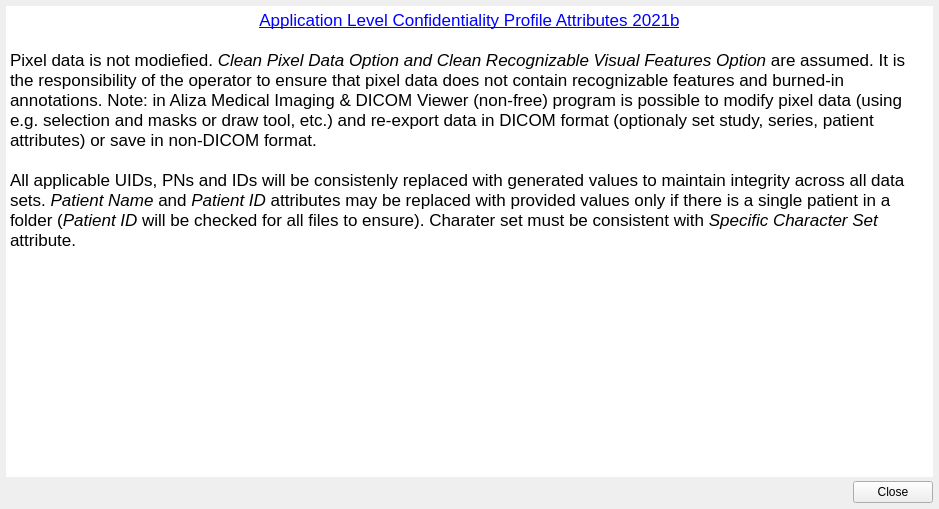
Old version of the form browser/helpwidget.ui in the repository AlizaMedicalImaging/AlizaMS.
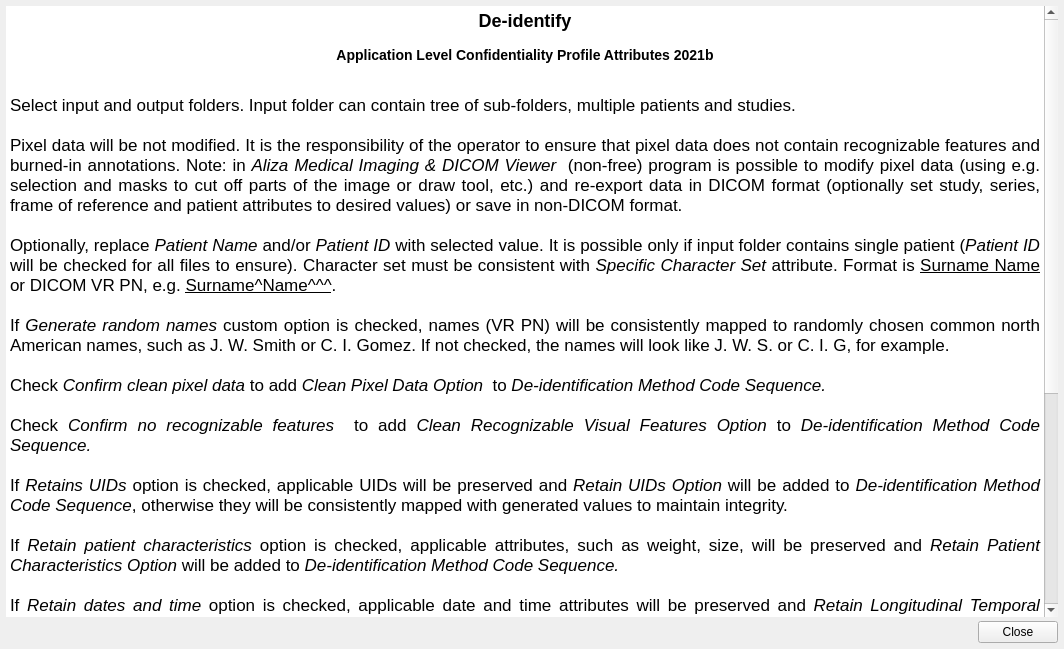
New version of the form.

Commit message: wip de-identify

The edit to the form file:
```diff
--- a/browser/helpwidget.ui
+++ b/browser/helpwidget.ui
@@ -9,8 +9,8 @@
    <rect>
     <x>0</x>
     <y>0</y>
-    <width>939</width>
-    <height>509</height>
+    <width>1064</width>
+    <height>649</height>
    </rect>
   </property>
   <property name="windowTitle">
@@ -39,20 +39,36 @@
 &lt;html&gt;&lt;head&gt;&lt;meta name=&quot;qrichtext&quot; content=&quot;1&quot; /&gt;&lt;style type=&quot;text/css&quot;&gt;
 p, li { white-space: pre-wrap; }
 &lt;/style&gt;&lt;/head&gt;&lt;body style=&quot; font-family:'Cantarell'; font-size:13pt; font-weight:400; font-style:normal;&quot;&gt;
-&lt;p align=&quot;center&quot; style=&quot; margin-top:0px; margin-bottom:0px; margin-left:0px; margin-right:0px; -qt-block-indent:0; text-indent:0px;&quot;&gt;&lt;a href=&quot;https://www.aliza-dicom-viewer.com/manual/dicom-specification/application-level-confidentiality-profile-attributes&quot;&gt;&lt;span style=&quot; text-decoration: underline; color:#0000ff;&quot;&gt;Application Level Confidentiality Profile Attributes 2021b&lt;/span&gt;&lt;/a&gt;&lt;/p&gt;
+&lt;p align=&quot;center&quot; style=&quot; margin-top:16px; margin-bottom:12px; margin-left:0px; margin-right:0px; -qt-block-indent:0; text-indent:0px;&quot;&gt;&lt;span style=&quot; font-size:x-large; font-weight:600;&quot;&gt;De-identify&lt;/span&gt;&lt;/p&gt;
+&lt;p align=&quot;center&quot; style=&quot; margin-top:16px; margin-bottom:12px; margin-left:0px; margin-right:0px; -qt-block-indent:0; text-indent:0px;&quot;&gt;&lt;span style=&quot; font-size:large; font-weight:600;&quot;&gt;Application Level Confidentiality Profile Attributes 2021b&lt;/span&gt;&lt;/p&gt;
+&lt;p style=&quot;-qt-paragraph-type:empty; margin-top:0px; margin-bottom:0px; margin-left:0px; margin-right:0px; -qt-block-indent:0; text-indent:0px;&quot;&gt;&lt;br /&gt;&lt;/p&gt;
+&lt;p align=&quot;justify&quot; style=&quot; margin-top:0px; margin-bottom:0px; margin-left:0px; margin-right:0px; -qt-block-indent:0; text-indent:0px;&quot;&gt;Select input and output folders. Input folder can contain tree of sub-folders, multiple patients and studies.&lt;/p&gt;
+&lt;p style=&quot;-qt-paragraph-type:empty; margin-top:0px; margin-bottom:0px; margin-left:0px; margin-right:0px; -qt-block-indent:0; text-indent:0px;&quot;&gt;&lt;br /&gt;&lt;/p&gt;
+&lt;p align=&quot;justify&quot; style=&quot; margin-top:0px; margin-bottom:0px; margin-left:0px; margin-right:0px; -qt-block-indent:0; text-indent:0px;&quot;&gt;Pixel data will be not modified. It is the responsibility of the operator to ensure that pixel data does not contain recognizable features and burned-in annotations. Note: in &lt;span style=&quot; font-style:italic;&quot;&gt;Aliza Medical Imaging &amp;amp; DICOM Viewer&lt;/span&gt;  (non-free) program is possible to modify pixel data (using e.g. selection and masks to cut off parts of the image or draw tool, etc.) and re-export data in DICOM format (optionally set study, series, frame of reference and patient attributes to desired values) or save in non-DICOM format.&lt;/p&gt;
+&lt;p style=&quot;-qt-paragraph-type:empty; margin-top:0px; margin-bottom:0px; margin-left:0px; margin-right:0px; -qt-block-indent:0; text-indent:0px;&quot;&gt;&lt;br /&gt;&lt;/p&gt;
+&lt;p align=&quot;justify&quot; style=&quot; margin-top:0px; margin-bottom:0px; margin-left:0px; margin-right:0px; -qt-block-indent:0; text-indent:0px;&quot;&gt;Optionally, replace &lt;span style=&quot; font-style:italic;&quot;&gt;Patient Name&lt;/span&gt; and/or &lt;span style=&quot; font-style:italic;&quot;&gt;Patient ID&lt;/span&gt; with selected value. It is possible only if input folder contains single patient (&lt;span style=&quot; font-style:italic;&quot;&gt;Patient ID&lt;/span&gt; will be checked for all files to ensure). Character set must be consistent with &lt;span style=&quot; font-style:italic;&quot;&gt;Specific Character Set &lt;/span&gt;attribute. Format is &lt;span style=&quot; text-decoration: underline;&quot;&gt;Surname Name&lt;/span&gt; or DICOM VR PN, e.g. &lt;span style=&quot; text-decoration: underline;&quot;&gt;Surname^Name^^^&lt;/span&gt;.&lt;/p&gt;
+&lt;p style=&quot;-qt-paragraph-type:empty; margin-top:0px; margin-bottom:0px; margin-left:0px; margin-right:0px; -qt-block-indent:0; text-indent:0px;&quot;&gt;&lt;br /&gt;&lt;/p&gt;
+&lt;p align=&quot;justify&quot; style=&quot; margin-top:0px; margin-bottom:0px; margin-left:0px; margin-right:0px; -qt-block-indent:0; text-indent:0px;&quot;&gt;If &lt;span style=&quot; font-style:italic;&quot;&gt;Generate random names&lt;/span&gt; custom option is checked, names (VR PN) will be consistently mapped to randomly chosen common north American names, such as J. W. Smith or C. I. Gomez. If not checked, the names will look like J. W. S. or C. I. G, for example. &lt;/p&gt;
+&lt;p style=&quot;-qt-paragraph-type:empty; margin-top:0px; margin-bottom:0px; margin-left:0px; margin-right:0px; -qt-block-indent:0; text-indent:0px;&quot;&gt;&lt;br /&gt;&lt;/p&gt;
+&lt;p align=&quot;justify&quot; style=&quot; margin-top:0px; margin-bottom:0px; margin-left:0px; margin-right:0px; -qt-block-indent:0; text-indent:0px;&quot;&gt;Check &lt;span style=&quot; font-style:italic;&quot;&gt;Confirm clean pixel data&lt;/span&gt; to add &lt;span style=&quot; font-style:italic;&quot;&gt;Clean Pixel Data Option  &lt;/span&gt;to &lt;span style=&quot; font-style:italic;&quot;&gt;De-identification Method Code Sequence.&lt;/span&gt;&lt;/p&gt;
 &lt;p style=&quot;-qt-paragraph-type:empty; margin-top:0px; margin-bottom:0px; margin-left:0px; margin-right:0px; -qt-block-indent:0; text-indent:0px; text-decoration: underline; color:#0000ff;&quot;&gt;&lt;br /&gt;&lt;/p&gt;
-&lt;p style=&quot; margin-top:0px; margin-bottom:0px; margin-left:0px; margin-right:0px; -qt-block-indent:0; text-indent:0px;&quot;&gt;Pixel data is not modiefied. &lt;span style=&quot; font-style:italic;&quot;&gt;Clean Pixel Data Option and Clean Recognizable Visual Features Option&lt;/span&gt; are assumed. It is the responsibility of the operator to ensure that pixel data does not contain recognizable features and burned-in annotations. Note: in Aliza Medical Imaging &amp;amp; DICOM Viewer (non-free) program is possible to modify pixel data (using e.g. selection and masks or draw tool, etc.) and re-export data in DICOM format (optionaly set study, series, patient attributes) or save in non-DICOM format.&lt;/p&gt;
+&lt;p align=&quot;justify&quot; style=&quot; margin-top:0px; margin-bottom:0px; margin-left:0px; margin-right:0px; -qt-block-indent:0; text-indent:0px;&quot;&gt;Check &lt;span style=&quot; font-style:italic;&quot;&gt;Confirm no recognizable features  &lt;/span&gt;to add &lt;span style=&quot; font-style:italic;&quot;&gt;Clean Recognizable Visual Features Option&lt;/span&gt; to &lt;span style=&quot; font-style:italic;&quot;&gt;De-identification Method Code Sequence.&lt;/span&gt;&lt;/p&gt;
+&lt;p style=&quot;-qt-paragraph-type:empty; margin-top:0px; margin-bottom:0px; margin-left:0px; margin-right:0px; -qt-block-indent:0; text-indent:0px; font-style:italic;&quot;&gt;&lt;br /&gt;&lt;/p&gt;
+&lt;p align=&quot;justify&quot; style=&quot; margin-top:0px; margin-bottom:0px; margin-left:0px; margin-right:0px; -qt-block-indent:0; text-indent:0px;&quot;&gt;If &lt;span style=&quot; font-style:italic;&quot;&gt;Retains UIDs&lt;/span&gt; option is checked, applicable UIDs will be preserved and &lt;span style=&quot; font-style:italic;&quot;&gt;Retain UIDs Option&lt;/span&gt; will be added to &lt;span style=&quot; font-style:italic;&quot;&gt;De-identification Method Code Sequence&lt;/span&gt;, otherwise they will be consistently mapped with generated values to maintain integrity.&lt;/p&gt;
 &lt;p style=&quot;-qt-paragraph-type:empty; margin-top:0px; margin-bottom:0px; margin-left:0px; margin-right:0px; -qt-block-indent:0; text-indent:0px;&quot;&gt;&lt;br /&gt;&lt;/p&gt;
-&lt;p style=&quot; margin-top:0px; margin-bottom:0px; margin-left:0px; margin-right:0px; -qt-block-indent:0; text-indent:0px;&quot;&gt;All applicable UIDs, PNs and IDs will be consistenly replaced with generated values to maintain integrity across all data sets. &lt;span style=&quot; font-style:italic;&quot;&gt;Patient Name&lt;/span&gt; and &lt;span style=&quot; font-style:italic;&quot;&gt;Patient ID&lt;/span&gt; attributes may be replaced with provided values only if there is a single patient in a folder (&lt;span style=&quot; font-style:italic;&quot;&gt;Patient ID&lt;/span&gt; will be checked for all files to ensure). Charater set must be consistent with &lt;span style=&quot; font-style:italic;&quot;&gt;Specific Character Set &lt;/span&gt;attribute.&lt;/p&gt;
-&lt;p style=&quot;-qt-paragraph-type:empty; margin-top:0px; margin-bottom:0px; margin-left:0px; margin-right:0px; -qt-block-indent:0; text-indent:0px;&quot;&gt;&lt;br /&gt;&lt;/p&gt;
-&lt;p style=&quot;-qt-paragraph-type:empty; margin-top:0px; margin-bottom:0px; margin-left:0px; margin-right:0px; -qt-block-indent:0; text-indent:0px;&quot;&gt;&lt;br /&gt;&lt;/p&gt;
-&lt;p style=&quot;-qt-paragraph-type:empty; margin-top:0px; margin-bottom:0px; margin-left:0px; margin-right:0px; -qt-block-indent:0; text-indent:0px;&quot;&gt;&lt;br /&gt;&lt;/p&gt;
-&lt;p style=&quot;-qt-paragraph-type:empty; margin-top:0px; margin-bottom:0px; margin-left:0px; margin-right:0px; -qt-block-indent:0; text-indent:0px;&quot;&gt;&lt;br /&gt;&lt;/p&gt;
-&lt;p style=&quot;-qt-paragraph-type:empty; margin-top:0px; margin-bottom:0px; margin-left:0px; margin-right:0px; -qt-block-indent:0; text-indent:0px;&quot;&gt;&lt;br /&gt;&lt;/p&gt;
-&lt;p style=&quot;-qt-paragraph-type:empty; margin-top:0px; margin-bottom:0px; margin-left:0px; margin-right:0px; -qt-block-indent:0; text-indent:0px;&quot;&gt;&lt;br /&gt;&lt;/p&gt;
-&lt;p style=&quot;-qt-paragraph-type:empty; margin-top:0px; margin-bottom:0px; margin-left:0px; margin-right:0px; -qt-block-indent:0; text-indent:0px;&quot;&gt;&lt;br /&gt;&lt;/p&gt;
-&lt;p style=&quot;-qt-paragraph-type:empty; margin-top:0px; margin-bottom:0px; margin-left:0px; margin-right:0px; -qt-block-indent:0; text-indent:0px;&quot;&gt;&lt;br /&gt;&lt;/p&gt;
-&lt;p style=&quot;-qt-paragraph-type:empty; margin-top:0px; margin-bottom:0px; margin-left:0px; margin-right:0px; -qt-block-indent:0; text-indent:0px;&quot;&gt;&lt;br /&gt;&lt;/p&gt;&lt;/body&gt;&lt;/html&gt;</string>
+&lt;p align=&quot;justify&quot; style=&quot; margin-top:0px; margin-bottom:0px; margin-left:0px; margin-right:0px; -qt-block-indent:0; text-indent:0px;&quot;&gt;If &lt;span style=&quot; font-style:italic;&quot;&gt;Retain patient characteristics&lt;/span&gt; option is checked, applicable attributes, such as weight, size, will be preserved and &lt;span style=&quot; font-style:italic;&quot;&gt;Retain Patient Characteristics Option&lt;/span&gt; will be added to &lt;span style=&quot; font-style:italic;&quot;&gt;De-identification Method Code Sequence.&lt;/span&gt;&lt;/p&gt;
+&lt;p style=&quot;-qt-paragraph-type:empty; margin-top:0px; margin-bottom:0px; margin-left:0px; margin-right:0px; -qt-block-indent:0; text-indent:0px; font-style:italic;&quot;&gt;&lt;br /&gt;&lt;/p&gt;
+&lt;p align=&quot;justify&quot; style=&quot; margin-top:0px; margin-bottom:0px; margin-left:0px; margin-right:0px; -qt-block-indent:0; text-indent:0px;&quot;&gt;If &lt;span style=&quot; font-style:italic;&quot;&gt;Retain dates and time &lt;/span&gt;option is checked, applicable date and time attributes will be preserved and &lt;span style=&quot; font-style:italic;&quot;&gt;Retain Longitudinal Temporal Information Full Dates Option &lt;/span&gt;will be added to &lt;span style=&quot; font-style:italic;&quot;&gt;De-identification Method Code Sequence&lt;/span&gt;, otherwise applicable data and time attributes will be consistently modified with some random offset and &lt;span style=&quot; font-style:italic;&quot;&gt;Retain Longitudinal Temporal Information Modified Dates Option&lt;/span&gt; will be added to &lt;span style=&quot; font-style:italic;&quot;&gt;De-identification Method Code Sequence&lt;/span&gt;. Recognizable attributes, e.g. birth date, will be never retained.&lt;/p&gt;
+&lt;p align=&quot;justify&quot; style=&quot;-qt-paragraph-type:empty; margin-top:0px; margin-bottom:0px; margin-left:0px; margin-right:0px; -qt-block-indent:0; text-indent:0px;&quot;&gt;&lt;br /&gt;&lt;/p&gt;
+&lt;p align=&quot;justify&quot; style=&quot; margin-top:0px; margin-bottom:0px; margin-left:0px; margin-right:0px; -qt-block-indent:0; text-indent:0px;&quot;&gt;If &lt;span style=&quot; font-style:italic;&quot;&gt;Retain device identity &lt;/span&gt;option is checked, applicable attributes, such as device ID, will be preserved and &lt;span style=&quot; font-style:italic;&quot;&gt;Retain Device Identity Option&lt;/span&gt; will be added to &lt;span style=&quot; font-style:italic;&quot;&gt;De-identification Method Code Sequence.&lt;/span&gt;&lt;/p&gt;
+&lt;p style=&quot;-qt-paragraph-type:empty; margin-top:0px; margin-bottom:0px; margin-left:0px; margin-right:0px; -qt-block-indent:0; text-indent:0px; font-style:italic;&quot;&gt;&lt;br /&gt;&lt;/p&gt;
+&lt;p align=&quot;justify&quot; style=&quot; margin-top:0px; margin-bottom:0px; margin-left:0px; margin-right:0px; -qt-block-indent:0; text-indent:0px;&quot;&gt;If &lt;span style=&quot; font-style:italic;&quot;&gt;Retain institution identity&lt;/span&gt; option is checked, applicable attributes, such as station name, will be preserved and &lt;span style=&quot; font-style:italic;&quot;&gt;Retain Institution Identity Option&lt;/span&gt; will be added to &lt;span style=&quot; font-style:italic;&quot;&gt;De-identification Method Code Sequence.&lt;/span&gt;&lt;/p&gt;
+&lt;p style=&quot;-qt-paragraph-type:empty; margin-top:0px; margin-bottom:0px; margin-left:0px; margin-right:0px; -qt-block-indent:0; text-indent:0px; font-style:italic;&quot;&gt;&lt;br /&gt;&lt;/p&gt;
+&lt;p align=&quot;justify&quot; style=&quot; margin-top:0px; margin-bottom:0px; margin-left:0px; margin-right:0px; -qt-block-indent:0; text-indent:0px;&quot;&gt;If &lt;span style=&quot; font-style:italic;&quot;&gt;Remove private attributes option&lt;/span&gt; is &lt;span style=&quot; font-weight:600;&quot;&gt;not&lt;/span&gt; checked, private attributes are assumed to be safe and &lt;span style=&quot; font-style:italic;&quot;&gt;Retain Safe Private Option&lt;/span&gt; will be added to &lt;span style=&quot; font-style:italic;&quot;&gt;De-identification Method Code Sequence.&lt;/span&gt;&lt;/p&gt;
+&lt;p align=&quot;justify&quot; style=&quot;-qt-paragraph-type:empty; margin-top:0px; margin-bottom:0px; margin-left:0px; margin-right:0px; -qt-block-indent:0; text-indent:0px; font-style:italic;&quot;&gt;&lt;br /&gt;&lt;/p&gt;
+&lt;p align=&quot;justify&quot; style=&quot; margin-top:0px; margin-bottom:0px; margin-left:0px; margin-right:0px; -qt-block-indent:0; text-indent:0px;&quot;&gt;If &lt;span style=&quot; font-style:italic;&quot;&gt;Remove graphics option&lt;/span&gt; is &lt;span style=&quot; font-weight:600;&quot;&gt;not&lt;/span&gt; checked, graphics objects are assumed to be safe and &lt;span style=&quot; font-style:italic;&quot;&gt;Clean Graphics Option&lt;/span&gt; will be added to &lt;span style=&quot; font-style:italic;&quot;&gt;De-identification Method Code Sequence.&lt;/span&gt;&lt;/p&gt;
+&lt;p style=&quot;-qt-paragraph-type:empty; margin-top:0px; margin-bottom:0px; margin-left:0px; margin-right:0px; -qt-block-indent:0; text-indent:0px; font-style:italic;&quot;&gt;&lt;br /&gt;&lt;/p&gt;
+&lt;p style=&quot; margin-top:0px; margin-bottom:0px; margin-left:0px; margin-right:0px; -qt-block-indent:0; text-indent:0px;&quot;&gt;For details see &lt;a href=&quot;https://www.aliza-dicom-viewer.com/manual/dicom-specification/application-level-confidentiality-profile-attributes&quot;&gt;&lt;span style=&quot; text-decoration: underline; color:#0000ff;&quot;&gt;Application Level Confidentiality Profile Attributes&lt;/span&gt;&lt;/a&gt;&lt;/p&gt;&lt;/body&gt;&lt;/html&gt;</string>
      </property>
      <property name="openExternalLinks">
       <bool>true</bool>
```
The commit also changes 5 other files.
